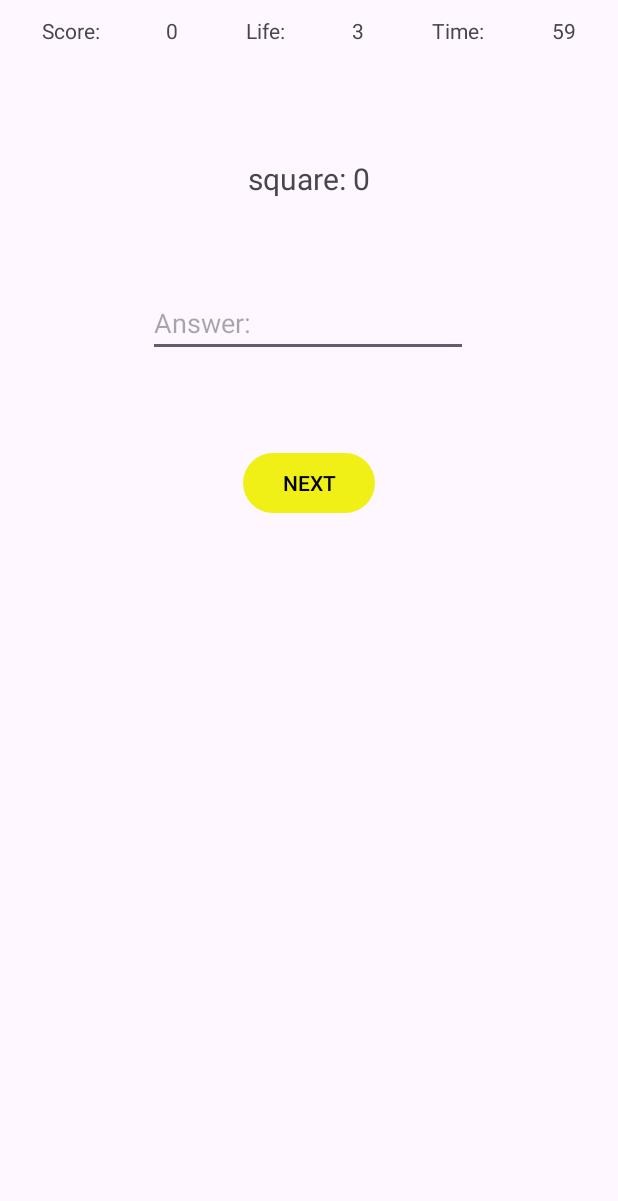
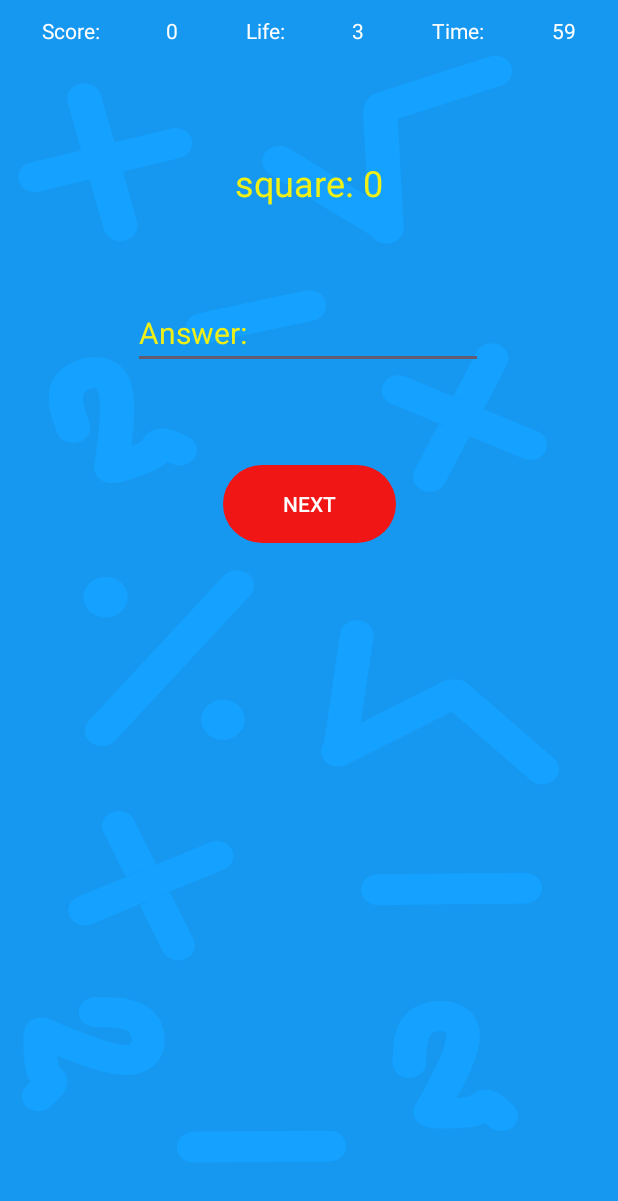
Before and after one commit to JazungaZa/RootsAndSquaresMathematics, an Android app: the GameActivity screen opened directly, with no data from a screen before it, on a phone screen of 412 x 824 dp. Shown: the top 1201 px of the screen. Run offline under Robolectric (Android 15) with nearby library versions, the phone set to English and light mode, and no system bars; 1 statement that could not run was skipped.

Commit message:
Adding main design

```diff
--- a/app/src/main/res/layout/activity_game.xml
+++ b/app/src/main/res/layout/activity_game.xml
@@ -5,6 +5,7 @@
     android:id="@+id/main"
     android:layout_width="match_parent"
     android:layout_height="match_parent"
+    android:background="@drawable/background"
     tools:context=".GameActivity">
 
     <LinearLayout
@@ -25,7 +26,8 @@
             android:layout_margin="5dp"
             android:layout_weight="1"
             android:gravity="center_horizontal"
-            android:text="@string/score" />
+            android:text="@string/score"
+            android:textColor="@color/white" />
 
         <TextView
             android:id="@+id/textViewScore"
@@ -34,7 +36,8 @@
             android:layout_margin="5dp"
             android:layout_weight="1"
             android:gravity="center_horizontal"
-            android:text="0" />
+            android:text="0"
+            android:textColor="@color/white" />
 
         <TextView
             android:id="@+id/textView5"
@@ -43,7 +46,8 @@
             android:layout_margin="5dp"
             android:layout_weight="1"
             android:gravity="center_horizontal"
-            android:text="@string/life" />
+            android:text="@string/life"
+            android:textColor="@color/white" />
 
         <TextView
             android:id="@+id/textViewLife"
@@ -52,7 +56,8 @@
             android:layout_margin="5dp"
             android:layout_weight="1"
             android:gravity="center_horizontal"
-            android:text="3" />
+            android:text="3"
+            android:textColor="@color/white" />
 
         <TextView
             android:id="@+id/textView7"
@@ -61,7 +66,8 @@
             android:layout_margin="5dp"
             android:layout_weight="1"
             android:gravity="center_horizontal"
-            android:text="@string/time" />
+            android:text="@string/time"
+            android:textColor="@color/white" />
 
         <TextView
             android:id="@+id/textViewTime"
@@ -70,7 +76,8 @@
             android:layout_margin="5dp"
             android:layout_weight="1"
             android:gravity="center_horizontal"
-            android:text="60" />
+            android:text="60"
+            android:textColor="@color/white" />
     </LinearLayout>
 
     <TextView
@@ -79,10 +86,21 @@
         android:layout_height="wrap_content"
         android:layout_marginTop="70dp"
         android:text="Question"
-        android:textSize="20sp"
+        android:textColor="@color/yellow"
+        android:textSize="24sp"
         app:layout_constraintEnd_toEndOf="parent"
         app:layout_constraintStart_toStartOf="parent"
         app:layout_constraintTop_toBottomOf="@+id/linearLayout" />
+
+    <TextView
+        android:id="@+id/textViewCorrect"
+        android:layout_width="0dp"
+        android:layout_height="0dp"
+        android:background="@color/correct"
+        app:layout_constraintBottom_toBottomOf="@+id/editTextNumberAnswer"
+        app:layout_constraintEnd_toEndOf="@+id/editTextNumberAnswer"
+        app:layout_constraintStart_toStartOf="@+id/editTextNumberAnswer"
+        app:layout_constraintTop_toTopOf="@+id/editTextNumberAnswer" />
 
     <EditText
         android:id="@+id/editTextNumberAnswer"
@@ -92,6 +110,9 @@
         android:ems="10"
         android:hint="@string/answer"
         android:inputType="number"
+        android:textColor="@color/yellow"
+        android:textColorHint="@color/yellow"
+        android:textSize="20sp"
         app:layout_constraintEnd_toEndOf="parent"
         app:layout_constraintHorizontal_bias="0.497"
         app:layout_constraintStart_toStartOf="parent"
@@ -99,11 +120,12 @@
 
     <Button
         android:id="@+id/buttonNext"
-        android:layout_width="wrap_content"
-        android:layout_height="wrap_content"
+        android:layout_width="115dp"
+        android:layout_height="60dp"
         android:layout_marginTop="60dp"
         android:text="@string/next"
         app:layout_constraintEnd_toEndOf="parent"
         app:layout_constraintStart_toStartOf="parent"
         app:layout_constraintTop_toBottomOf="@+id/editTextNumberAnswer" />
+
 </androidx.constraintlayout.widget.ConstraintLayout>
--- a/app/src/main/res/values/themes.xml
+++ b/app/src/main/res/values/themes.xml
@@ -3,9 +3,9 @@
     <style name="Base.Theme.RootsAndSquaresMathematics" parent="Theme.Material3.DayNight.NoActionBar">
         <!-- Customize your light theme here. -->
         <!-- <item name="colorPrimary">@color/my_light_primary</item> -->
-        <item name="colorPrimary">@color/yellow</item>
-        <item name="colorPrimaryVariant">@color/yellow</item>
-        <item name="colorOnPrimary">@color/black</item>
+        <item name="colorPrimary">@color/red</item>
+        <item name="colorPrimaryVariant">@color/red</item>
+        <item name="colorOnPrimary">@color/white</item>
     </style>
 
     <style name="Theme.RootsAndSquaresMathematics" parent="Base.Theme.RootsAndSquaresMathematics" />
```
Also changed, not shown: app/src/main/java/com/habijanic/rootsandsquaresmathematics/GameActivity.kt (+31 -15 lines), app/src/main/res/layout/activity_main.xml (+7 -3 lines), app/src/main/res/layout/activity_score.xml (+6 -3 lines), app/src/main/res/drawable/background.png (added).
